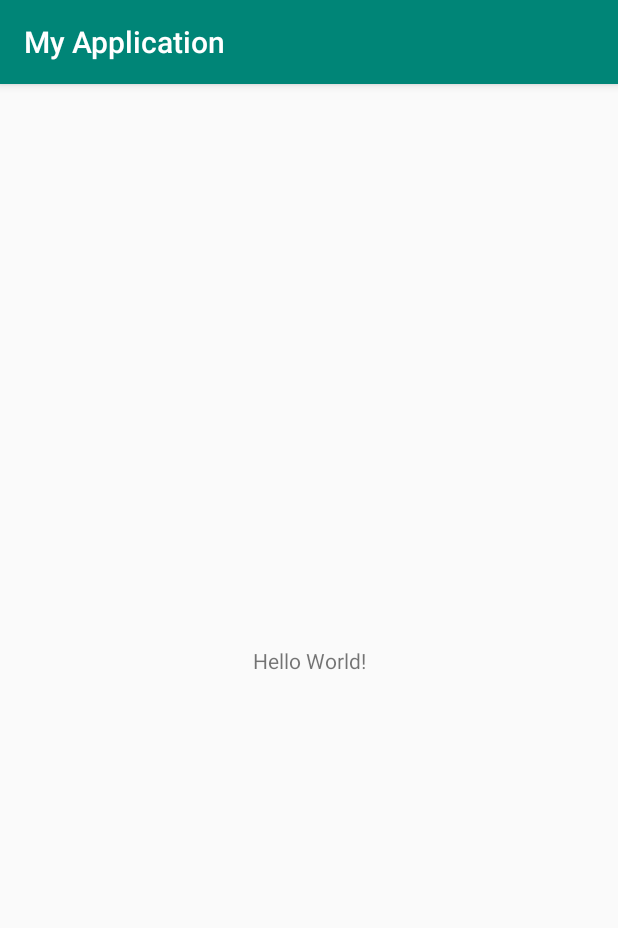
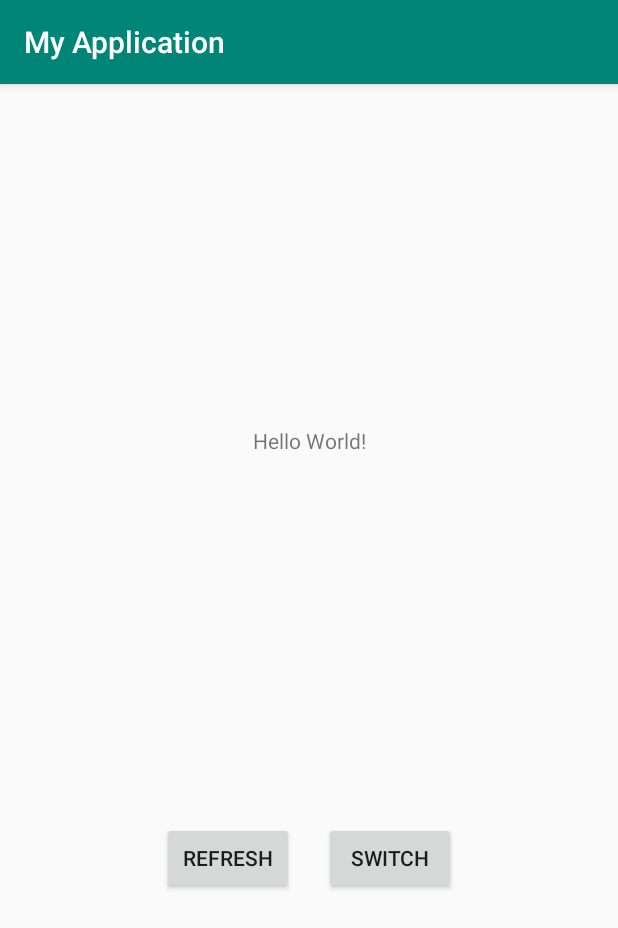
Before and after one commit to ksc91u/koin-example, an Android app: the screen it shows after launch (MainActivity), on a phone screen of 412 x 824 dp. Shown: the top 928 px of the screen. Run offline under Robolectric (Android 15) with nearby library versions, the phone set to English and light mode, and no system bars; 3 statements that could not run were skipped.

Commit message:
test switch scope

```diff
--- a/app/src/main/java/example/com/myapplication/MainActivity.kt
+++ b/app/src/main/java/example/com/myapplication/MainActivity.kt
@@ -1,21 +1,35 @@
 package example.com.myapplication
 
 import android.os.Bundle
+import kotlinx.android.synthetic.main.activity_main.*
 import kotlinx.coroutines.launch
-import org.koin.android.viewmodel.ext.android.viewModel
+import org.koin.android.ext.android.get
 
 class MainActivity : BaseActivity() {
 
-    private val mainViewModel: MainViewModel by viewModel()
+    private lateinit var mainViewModel: MainViewModel
 
     override fun onCreate(savedInstanceState: Bundle?) {
         super.onCreate(savedInstanceState)
         setContentView(R.layout.activity_main)
+        mainViewModel = get()
 
+        btn.setOnClickListener {
+            this@MainActivity.refresh()
+        }
+
+        switchBtn.setOnClickListener {
+            (application as KoinApplication).refreshScope()
+            this@MainActivity.refresh()
+        }
+    }
+
+    fun refresh() {
+        mainViewModel = get()
         launch {
             val version = mainViewModel.getVersion()
+            textView.text = version.msg
             log(">>>> result $version")
         }
-
     }
 }
--- a/app/src/main/java/example/com/myapplication/di/NetworkServiceModule.kt
+++ b/app/src/main/java/example/com/myapplication/di/NetworkServiceModule.kt
@@ -5,11 +5,12 @@ import kotlinx.coroutines.Deferred
 import org.koin.dsl.module.module
 import retrofit2.Retrofit
 import retrofit2.http.GET
+import retrofit2.http.Query
 
 
 val networkServiceModule = module {
-    single { NetworkServiceRepositoryImpl(get(name = "retrofit")) }
-    single { get<NetworkServiceRepositoryImpl>().giveNetworkService() }
+    scope("session") { NetworkServiceRepositoryImpl(get(name = "retrofit")) }
+    scope("session") { get<NetworkServiceRepositoryImpl>().giveNetworkService() }
 }
 
 interface NetworkServiceRepository {
@@ -18,6 +19,10 @@ interface NetworkServiceRepository {
 
 class NetworkServiceRepositoryImpl(private val retrofit: Retrofit) : NetworkServiceRepository {
 
+    val name: String by lazy {
+        return@lazy listOf<String>("lisa", "rose", "john", "mars", "nick", "andy", "jean", "lee").shuffled().first()
+    }
+
     override fun giveNetworkService(): NetworkService {
         println(">>> giveNetworkService")
         return retrofit.create(NetworkService::class.java)
@@ -25,6 +30,6 @@ class NetworkServiceRepositoryImpl(private val retrofit: Retrofit) : NetworkServ
 }
 
 interface NetworkService {
-    @GET("/version")
-    fun getVersion(): Deferred<Version>
+    @GET("/~ksc91u/mock.php")
+    fun getVersion(@Query("link") name: String): Deferred<Version>
 }
--- a/app/src/main/java/example/com/myapplication/di/RetrofitModule.kt
+++ b/app/src/main/java/example/com/myapplication/di/RetrofitModule.kt
@@ -27,7 +27,7 @@ class RetrofitRepositoryImpl : RetrofitRepository {
     override fun giveRetrofit(okHttpClient: OkHttpClient): Retrofit {
         println(">>> giveRetrofit")
         return Retrofit.Builder()
-            .baseUrl("https://demo5730615.mockable.io/")
+            .baseUrl("https://www2.cs.ccu.edu.tw/")
             .client(okHttpClient)
             .addConverterFactory(GsonConverterFactory.create())
             .addCallAdapterFactory(CoroutineCallAdapterFactory())
--- a/app/src/main/java/example/com/myapplication/di/ViewModelModule.kt
+++ b/app/src/main/java/example/com/myapplication/di/ViewModelModule.kt
@@ -5,5 +5,5 @@ import org.koin.android.viewmodel.ext.koin.viewModel
 import org.koin.dsl.module.module
 
 val viewModelModule = module {
-    viewModel { MainViewModel(get()) }
+    viewModel { MainViewModel(get(), get()) }
 }
--- a/app/src/main/res/layout/activity_main.xml
+++ b/app/src/main/res/layout/activity_main.xml
@@ -11,9 +11,32 @@
             android:layout_width="wrap_content"
             android:layout_height="wrap_content"
             android:text="Hello World!"
-            app:layout_constraintBottom_toBottomOf="parent"
+            android:id="@+id/textView"
+            app:layout_constraintBottom_toTopOf="@+id/btn"
             app:layout_constraintLeft_toLeftOf="parent"
             app:layout_constraintRight_toRightOf="parent"
             app:layout_constraintTop_toTopOf="parent"/>
 
+    <Button android:layout_width="wrap_content"
+            android:layout_height="wrap_content"
+            android:text="refresh"
+            android:id="@+id/btn"
+            android:layout_marginTop="16dp"
+            app:layout_constraintTop_toBottomOf="@+id/textView"
+            app:layout_constraintLeft_toLeftOf="parent"
+            app:layout_constraintRight_toRightOf="@+id/switchBtn"
+            app:layout_constraintBottom_toBottomOf="parent"
+    />
+
+    <Button android:layout_width="wrap_content"
+            android:layout_height="wrap_content"
+            android:text="switch"
+            android:id="@+id/switchBtn"
+            android:layout_marginTop="16dp"
+            app:layout_constraintTop_toBottomOf="@+id/textView"
+            app:layout_constraintLeft_toLeftOf="@+id/btn"
+            app:layout_constraintRight_toRightOf="parent"
+            app:layout_constraintBottom_toBottomOf="parent"
+    />
+
 </android.support.constraint.ConstraintLayout>
```
Also changed, not shown: app/build.gradle (+6 -2 lines), app/src/main/java/example/com/myapplication/KoinApplication.kt (+11 -0 lines), app/src/main/java/example/com/myapplication/MainViewModel.kt (+5 -2 lines), 1 other file.
